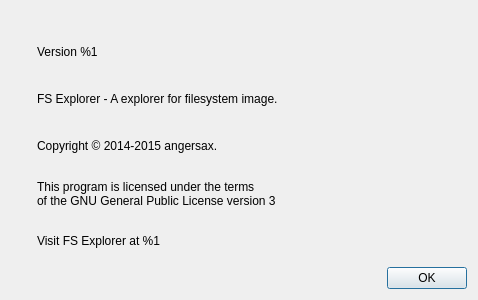
Before: the Qt Designer form fs-explorer/src/aboutdialog.ui in craftslab/fsexplorer, drawn with Qt 5.
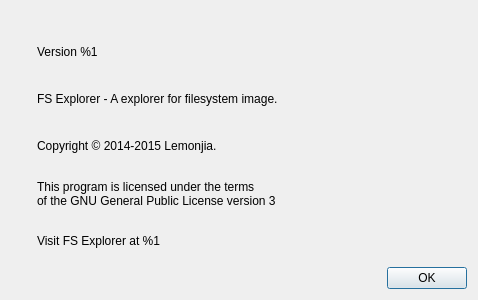
After: the same form once the commit is applied. Icons and pictures are not drawn.

Commit message: [fs-explorer]: update content in widget of about dialog.

```diff
--- a/fs-explorer/src/aboutdialog.ui
+++ b/fs-explorer/src/aboutdialog.ui
@@ -78,7 +78,7 @@
        <item>
         <widget class="QLabel" name="mCopyright">
          <property name="text">
-          <string>Copyright © 2014-2015 angersax.</string>
+          <string>Copyright © 2014-2015 Lemonjia.</string>
          </property>
          <property name="wordWrap">
           <bool>true</bool>
```
